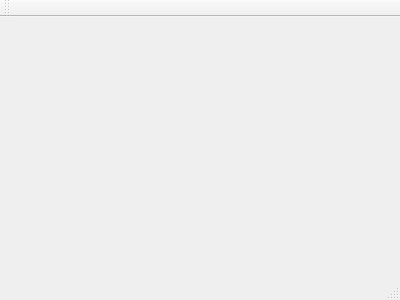
rNexeR/Estructura-Works-P2-NR, file mainwindow.ui: the form before one commit.
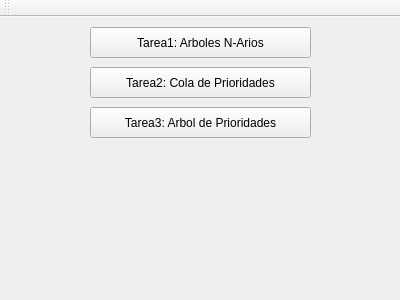
The form after the commit.

Diff of the .ui file:
```diff
--- a/mainwindow.ui
+++ b/mainwindow.ui
@@ -12,13 +12,57 @@
   <property name="windowTitle" >
    <string>MainWindow</string>
   </property>
-  <widget class="QMenuBar" name="menuBar" />
-  <widget class="QToolBar" name="mainToolBar" />
-  <widget class="QWidget" name="centralWidget" />
-  <widget class="QStatusBar" name="statusBar" />
+  <widget class="QWidget" name="centralWidget">
+   <widget class="QPushButton" name="pushButton">
+    <property name="geometry">
+     <rect>
+      <x>90</x>
+      <y>10</y>
+      <width>221</width>
+      <height>31</height>
+     </rect>
+    </property>
+    <property name="text">
+     <string>Tarea1: Arboles N-Arios</string>
+    </property>
+   </widget>
+   <widget class="QPushButton" name="pushButton_2">
+    <property name="geometry">
+     <rect>
+      <x>90</x>
+      <y>50</y>
+      <width>221</width>
+      <height>31</height>
+     </rect>
+    </property>
+    <property name="text">
+     <string>Tarea2: Cola de Prioridades</string>
+    </property>
+   </widget>
+   <widget class="QPushButton" name="pushButton_3">
+    <property name="geometry">
+     <rect>
+      <x>90</x>
+      <y>90</y>
+      <width>221</width>
+      <height>31</height>
+     </rect>
+    </property>
+    <property name="text">
+     <string>Tarea3: Arbol de Prioridades</string>
+    </property>
+   </widget>
+  </widget>
+  <widget class="QToolBar" name="mainToolBar">
+   <attribute name="toolBarArea">
+    <enum>TopToolBarArea</enum>
+   </attribute>
+   <attribute name="toolBarBreak">
+    <bool>false</bool>
+   </attribute>
+  </widget>
  </widget>
- <layoutDefault spacing="6" margin="11" />
- <pixmapfunction></pixmapfunction>
+ <layoutdefault spacing="6" margin="11"/>
  <resources/>
  <connections/>
 </ui>
```
Left out of the diff: 7 changed lines with no effect on the pictures.
